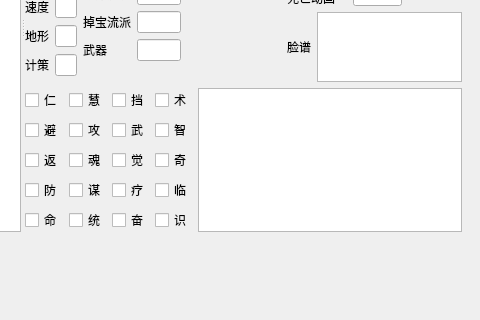
Above: militarycommander.ui from NTS2R/nts2r_evo_editor before the change; both pictures show x 199 to 679 and y 199 to 519 of the 800 by 820 pixel window. Below: the same form after it.
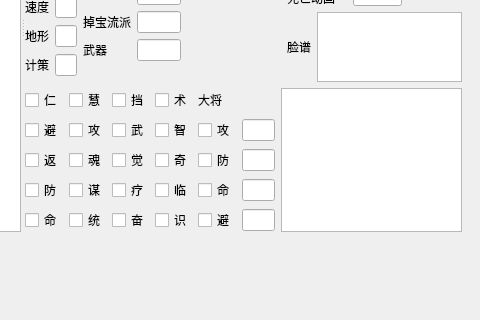
That is the form after the change.

The edit to the form file:
```diff
--- a/militarycommander.ui
+++ b/militarycommander.ui
@@ -590,6 +590,57 @@
          </item>
         </layout>
        </item>
+       <item>
+        <layout class="QGridLayout" name="gridLayout_5">
+         <item row="3" column="0">
+          <widget class="QCheckBox" name="mingCheck">
+           <property name="text">
+            <string>命</string>
+           </property>
+          </widget>
+         </item>
+         <item row="2" column="0">
+          <widget class="QCheckBox" name="fangCheck">
+           <property name="text">
+            <string>防</string>
+           </property>
+          </widget>
+         </item>
+         <item row="4" column="0">
+          <widget class="QCheckBox" name="biCheck">
+           <property name="text">
+            <string>避</string>
+           </property>
+          </widget>
+         </item>
+         <item row="3" column="1">
+          <widget class="QLineEdit" name="mingText"/>
+         </item>
+         <item row="1" column="0">
+          <widget class="QCheckBox" name="gongCheck">
+           <property name="text">
+            <string>攻</string>
+           </property>
+          </widget>
+         </item>
+         <item row="2" column="1">
+          <widget class="QLineEdit" name="fangText"/>
+         </item>
+         <item row="1" column="1">
+          <widget class="QLineEdit" name="gongText"/>
+         </item>
+         <item row="4" column="1">
+          <widget class="QLineEdit" name="biText"/>
+         </item>
+         <item row="0" column="0">
+          <widget class="QLabel" name="label_25">
+           <property name="text">
+            <string>大将</string>
+           </property>
+          </widget>
+         </item>
+        </layout>
+       </item>
        <item>
         <widget class="QTextEdit" name="dataEdit"/>
        </item>
```
